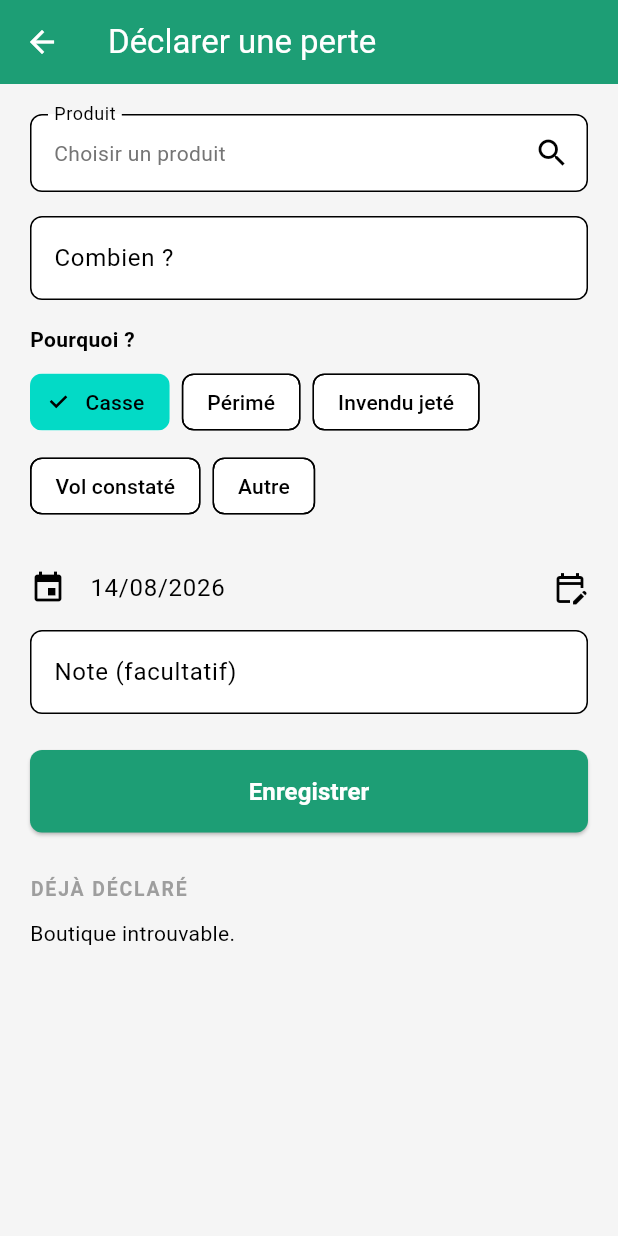
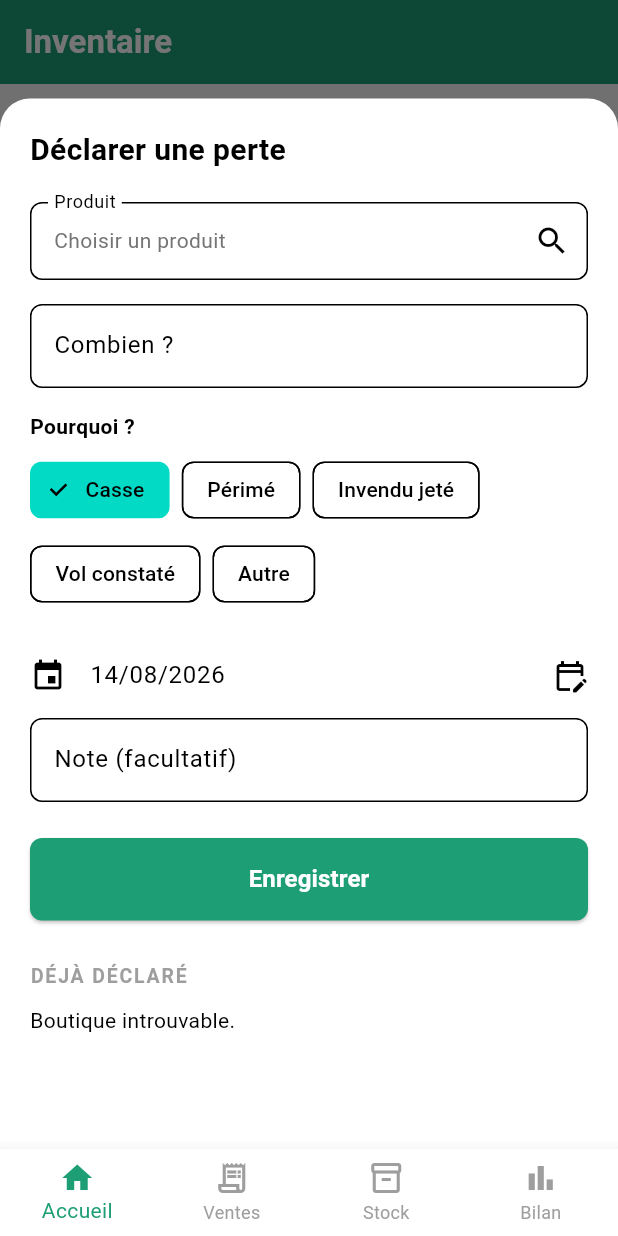
Before and after one commit to Ulrichjack/shopTrack, a Flutter app: the InventoryHubScreen screen opened by its route, after a tap on "Déclarer une perte", on a phone screen of 412 x 824 dp. Run offline on Flutter 3.47's test engine with Material 3 defaults, Android fonts, the phone set to English and light mode, and no system bars; our stand-ins replace cached_network_image, connectivity_plus, drift, flutter_riverpod, go_router, image_picker and 5 more; missing offline and left inert: mobile_scanner; accounts and stored records are empty; generated files the repository leaves out were written again.

Commit message:
feat(pertes): déclarer une perte en feuille plutôt qu'en page
Une page entière pour trois champs sortait le commerçant de son écran
Inventaire. La feuille se referme et il est resté où il était — même geste
que « Nouvel arrivage ».

Co-Authored-By: Claude Opus 5 <noreply@anthropic.com>

```diff
--- a/lib/features/inventory/presentation/screens/declare_loss_screen.dart
+++ b/lib/features/inventory/presentation/screens/declare_loss_screen.dart
@@ -8,6 +8,21 @@ import '../../../../core/errors/sync_error_message.dart';
 import '../../../products/domain/entities/product_entity.dart';
 import '../../../products/presentation/providers/product_provider.dart';
 import '../providers/inventory_loss_provider.dart';
+
+/// Ouvre la déclaration de perte en feuille, comme « Nouvel arrivage ».
+///
+/// Une page entière pour trois champs coupait le commerçant de son écran
+/// Inventaire ; la feuille se referme et il est resté où il était.
+Future<void> showDeclareLossSheet(BuildContext context) {
+  return showModalBottomSheet<void>(
+    context: context,
+    isScrollControlled: true,
+    shape: const RoundedRectangleBorder(
+      borderRadius: BorderRadius.vertical(top: Radius.circular(20)),
+    ),
+    builder: (_) => const DeclareLossScreen(),
+  );
+}
 
 /// Déclarer ce qui est sorti du stock sans être vendu.
 ///
@@ -94,15 +109,21 @@ class _DeclareLossScreenState extends ConsumerState<DeclareLossScreen> {
     final products = ref.watch(productProvider).value ?? const [];
     final losses = ref.watch(inventoryLossesProvider);
 
-    return Scaffold(
-      backgroundColor: AppColors.background,
-      appBar: AppBar(title: const Text('Déclarer une perte')),
-      body: SafeArea(
+    return Padding(
+      // Le clavier remonte la feuille, sinon il recouvre le bouton.
+      padding: EdgeInsets.only(bottom: MediaQuery.of(context).viewInsets.bottom),
+      child: SizedBox(
+        height: MediaQuery.of(context).size.height * 0.85,
         // Formulaire scrollable : le clavier mange la moitié de la hauteur sur
         // un petit écran, et le bouton doit rester atteignable.
         child: ListView(
           padding: const EdgeInsets.fromLTRB(20, 20, 20, 40),
           children: [
+            const Text(
+              'Déclarer une perte',
+              style: TextStyle(fontSize: 20, fontWeight: FontWeight.bold),
+            ),
+            const SizedBox(height: 20),
             Form(
               key: _formKey,
               child: Column(
--- a/lib/features/inventory/presentation/screens/inventory_hub_screen.dart
+++ b/lib/features/inventory/presentation/screens/inventory_hub_screen.dart
@@ -6,7 +6,7 @@ import 'package:intl/intl.dart';
 import '../../../../core/constants/app_colors.dart';
 import '../../../../core/database/app_database.dart';
 import '../../../../core/utils/currency_formatter.dart';
-import '../../../../core/providers/app_mode_provider.dart';
+import 'declare_loss_screen.dart';
 import '../providers/takings_provider.dart';
 
 /// Regroupe les opérations du mode inventaire, comme l'onglet Cycles le fait
@@ -64,19 +64,11 @@ class InventoryHubScreen extends ConsumerWidget {
             icon: Icons.report_gmailerrorred_outlined,
             title: 'Déclarer une perte',
             subtitle: 'Casse, périmé, invendu — sinon compté comme vendu',
-            onTap: () => context.push('/declare-loss'),
+            onTap: () => showDeclareLossSheet(context),
           ),
-          // Réservé au Patron, comme le bilan : la barrière est dans
-          // router.dart, on évite juste au vendeur de taper pour être renvoyé.
-          if (ref.watch(appModeProvider).value ?? false) ...[
-            const SizedBox(height: 12),
-            _ActionTile(
-              icon: Icons.summarize_outlined,
-              title: 'Rapport de période',
-              subtitle: 'Ce qui est sorti, et si l\'argent correspond',
-              onTap: () => context.push('/inventory-report'),
-            ),
-          ],
+          // Le rapport a son propre onglet en bas depuis qu'il remplace le
+          // bilan : le proposer ici en plus donnait deux chemins et deux noms
+          // pour le même écran.
 
           const SizedBox(height: 28),
           Container(
```
